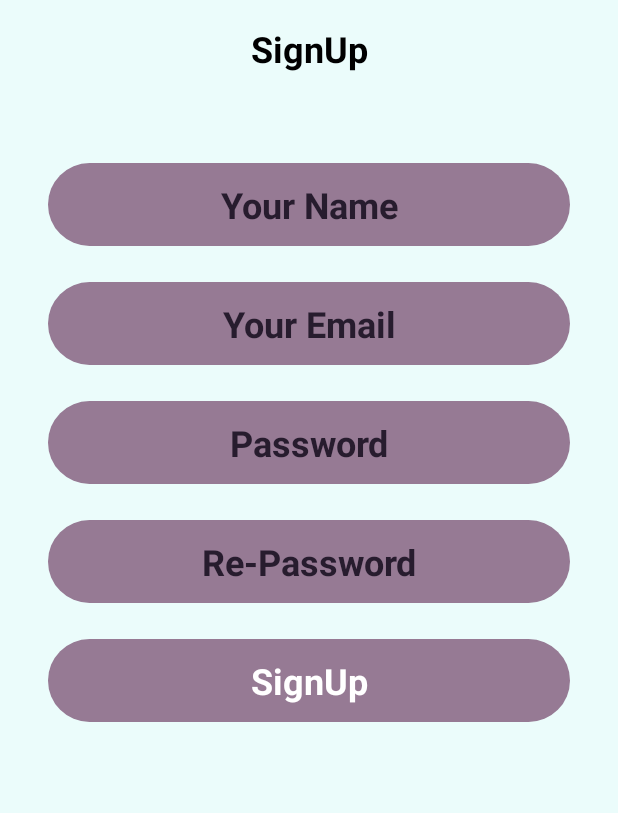
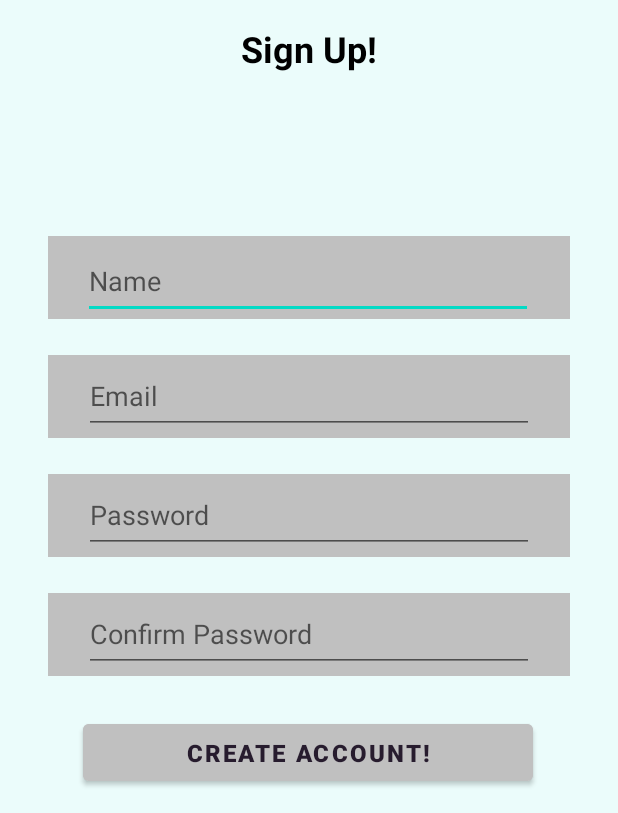
Before and after one commit to Teganj/UncommonClothing, an Android app: the SignUpActivity screen opened directly, with no data from a screen before it, on a phone screen of 412 x 824 dp, the part 423-1236 px from its top. Run offline under Robolectric (Android 15) with nearby library versions, the phone set to English and light mode, and no system bars.

Commit message:
Adding Languages to Signup and main activity

```diff
--- a/app/src/main/java/com/teganjennings/uncommonclothing/SignUpActivity.java
+++ b/app/src/main/java/com/teganjennings/uncommonclothing/SignUpActivity.java
@@ -1,6 +1,9 @@
 package com.teganjennings.uncommonclothing;
 
+import android.content.Intent;
 import android.os.Bundle;
+import android.view.View;
+import android.widget.Button;
 
 import androidx.appcompat.app.AppCompatActivity;
 
@@ -10,6 +13,14 @@ public class SignUpActivity extends AppCompatActivity {
     protected void onCreate(Bundle savedInstanceState) {
         super.onCreate(savedInstanceState);
         setContentView(R.layout.signup_activity);
+
+
+        Button createAccBtn = (Button) findViewById(R.id.signupBtn);
+        createAccBtn.setOnClickListener(new View.OnClickListener() {
+            @Override
+            public void onClick(View v) {
+                startActivity(new Intent(SignUpActivity.this, MainActivity.class));
+            }
+        });
     }
-
 }
--- a/app/src/main/res/layout/activity_main.xml
+++ b/app/src/main/res/layout/activity_main.xml
@@ -30,7 +30,7 @@
         android:drawableStart="@drawable/search"
         android:drawablePadding="10dp"
         android:ems="10"
-        android:hint="Search Clothing"
+        android:hint="@"
         android:inputType="textPersonName"
         android:paddingStart="20dp"
         android:textSize="14sp"
@@ -116,7 +116,7 @@
                         android:id="@+id/logoutTxt"
                         android:layout_width="match_parent"
                         android:layout_height="wrap_content"
-                        android:text="Tops"
+                        android:text="@string/top"
                         android:textAlignment="center"
                         android:textColor="#34346E"
                         android:textSize="18sp" />
@@ -159,7 +159,7 @@
                         android:id="@+id/settingsTxt"
                         android:layout_width="match_parent"
                         android:layout_height="wrap_content"
-                        android:text="Shorts"
+                        android:text="@string/bottoms"
                         android:textAlignment="center"
                         android:textColor="#34346E"
                         android:textSize="18sp" />
@@ -204,7 +204,7 @@
                         android:id="@+id/mapsTxt"
                         android:layout_width="match_parent"
                         android:layout_height="wrap_content"
-                        android:text="Hoodies"
+                        android:text="@string/hoodies"
                         android:textAlignment="center"
                         android:textColor="#34346E"
                         android:textSize="18sp" />
@@ -248,7 +248,7 @@
                         android:id="@+id/inboxTxt"
                         android:layout_width="match_parent"
                         android:layout_height="wrap_content"
-                        android:text="Bottoms"
+                        android:text="@string/jeans"
                         android:textAlignment="center"
                         android:textColor="#34346E"
                         android:textSize="18sp" />
--- a/app/src/main/res/layout/signup_activity.xml
+++ b/app/src/main/res/layout/signup_activity.xml
@@ -1,6 +1,7 @@
 <?xml version="1.0" encoding="utf-8"?>
 <androidx.constraintlayout.widget.ConstraintLayout xmlns:android="http://schemas.android.com/apk/res/android"
     xmlns:app="http://schemas.android.com/apk/res-auto"
+    xmlns:tools="http://schemas.android.com/tools"
     android:layout_width="match_parent"
     android:layout_height="match_parent"
     android:background="#EBFCFB">
@@ -16,11 +17,11 @@
         app:srcCompat="@drawable/logo" />
 
     <TextView
-        android:id="@+id/textView12"
+        android:id="@+id/signUpText"
         android:layout_width="wrap_content"
         android:layout_height="wrap_content"
         android:layout_marginTop="16dp"
-        android:text="SignUp"
+        android:text="@string/signUpText"
         android:textColor="#000000"
         android:textSize="24sp"
         android:textStyle="bold"
@@ -37,24 +38,87 @@
         android:orientation="vertical"
         app:layout_constraintBottom_toBottomOf="parent"
         app:layout_constraintEnd_toEndOf="parent"
-        app:layout_constraintStart_toStartOf="parent"
-        app:layout_constraintTop_toBottomOf="@+id/textView12">
+        app:layout_constraintStart_toStartOf="parent">
 
         <androidx.constraintlayout.widget.ConstraintLayout
             android:layout_width="match_parent"
             android:layout_height="55dp"
             android:layout_marginTop="12dp"
             android:layout_marginBottom="12dp"
-            android:background="@drawable/purple_background">
+            android:background="@drawable/grey_background">
 
-            <TextView
-                android:id="@+id/textView14"
-                android:layout_width="wrap_content"
-                android:layout_height="wrap_content"
-                android:text="Your Name"
-                android:textColor="#271C2E"
-                android:textSize="24sp"
-                android:textStyle="bold"
+            <EditText
+                android:id="@+id/name"
+                android:layout_width="300dp"
+                android:layout_height="50dp"
+                android:ems="10"
+                android:hint="@string/name"
+                android:inputType="textPersonName"
+                app:layout_constraintBottom_toBottomOf="parent"
+                app:layout_constraintEnd_toEndOf="parent"
+                app:layout_constraintHorizontal_bias="0.489"
+                app:layout_constraintStart_toStartOf="parent"
+                app:layout_constraintTop_toTopOf="parent"
+                app:layout_constraintVertical_bias="1.0" />
+
+        </androidx.constraintlayout.widget.ConstraintLayout>
+
+        <androidx.constraintlayout.widget.ConstraintLayout
+            android:layout_width="match_parent"
+            android:layout_height="55dp"
+            android:layout_marginTop="12dp"
+            android:layout_marginBottom="12dp"
+            android:background="@drawable/grey_background">
+
+            <EditText
+                android:id="@+id/email"
+                android:layout_width="300dp"
+                android:layout_height="50dp"
+                android:ems="10"
+                android:hint="@string/email"
+                android:inputType="textEmailAddress"
+                app:layout_constraintBottom_toBottomOf="parent"
+                app:layout_constraintEnd_toEndOf="parent"
+                app:layout_constraintStart_toStartOf="parent"
+                app:layout_constraintTop_toTopOf="parent" />
+
+        </androidx.constraintlayout.widget.ConstraintLayout>
+
+        <androidx.constraintlayout.widget.ConstraintLayout
+            android:layout_width="match_parent"
+            android:layout_height="55dp"
+            android:layout_marginTop="12dp"
+            android:layout_marginBottom="12dp"
+            android:background="@drawable/grey_background">
+
+            <EditText
+                android:id="@+id/password"
+                android:layout_width="300dp"
+                android:layout_height="50dp"
+                android:ems="10"
+                android:hint="@string/password"
+                android:inputType="textPassword"
+                app:layout_constraintBottom_toBottomOf="parent"
+                app:layout_constraintEnd_toEndOf="parent"
+                app:layout_constraintStart_toStartOf="parent"
+                app:layout_constraintTop_toTopOf="parent" />
+
+        </androidx.constraintlayout.widget.ConstraintLayout>
+
+        <androidx.constraintlayout.widget.ConstraintLayout
+            android:layout_width="match_parent"
+            android:layout_height="55dp"
+            android:layout_marginTop="12dp"
+            android:layout_marginBottom="12dp"
+            android:background="@drawable/grey_background">
+
+            <EditText
+                android:id="@+id/confirmPassword"
+                android:layout_width="300dp"
+                android:layout_height="50dp"
+                android:ems="10"
+                android:hint="@string/cpassword"
+                android:inputType="textPassword"
                 app:layout_constraintBottom_toBottomOf="parent"
                 app:layout_constraintEnd_toEndOf="parent"
                 app:layout_constraintStart_toStartOf="parent"
@@ -65,84 +129,23 @@
             android:layout_width="match_parent"
             android:layout_height="55dp"
             android:layout_marginTop="12dp"
-            android:layout_marginBottom="12dp"
-            android:background="@drawable/purple_background">
+            android:layout_marginBottom="12dp">
 
-            <TextView
-                android:id="@+id/textView20"
-                android:layout_width="wrap_content"
-                android:layout_height="wrap_content"
-                android:text="Your Email"
+            <Button
+                android:id="@+id/signupBtn"
+                android:layout_width="300dp"
+                android:layout_height="50dp"
+                android:backgroundTint="#C0C0C0"
+                android:text="@string/createAccount"
                 android:textColor="#271C2E"
-                android:textSize="24sp"
+                android:textSize="16sp"
                 android:textStyle="bold"
                 app:layout_constraintBottom_toBottomOf="parent"
                 app:layout_constraintEnd_toEndOf="parent"
+                app:layout_constraintHorizontal_bias="0.489"
                 app:layout_constraintStart_toStartOf="parent"
-                app:layout_constraintTop_toTopOf="parent" />
-        </androidx.constraintlayout.widget.ConstraintLayout>
-
-        <androidx.constraintlayout.widget.ConstraintLayout
-            android:layout_width="match_parent"
-            android:layout_height="55dp"
-            android:layout_marginTop="12dp"
-            android:layout_marginBottom="12dp"
-            android:background="@drawable/purple_background">
-
-            <TextView
-                android:id="@+id/textView21"
-                android:layout_width="wrap_content"
-                android:layout_height="wrap_content"
-                android:text="Password"
-                android:textColor="#271C2E"
-                android:textSize="24sp"
-                android:textStyle="bold"
-                app:layout_constraintBottom_toBottomOf="parent"
-                app:layout_constraintEnd_toEndOf="parent"
-                app:layout_constraintStart_toStartOf="parent"
-                app:layout_constraintTop_toTopOf="parent" />
-        </androidx.constraintlayout.widget.ConstraintLayout>
-
-        <androidx.constraintlayout.widget.ConstraintLayout
-            android:layout_width="match_parent"
-            android:layout_height="55dp"
-            android:layout_marginTop="12dp"
-            android:layout_marginBottom="12dp"
-            android:background="@drawable/purple_background">
-
-            <TextView
-                android:id="@+id/textView22"
-                android:layout_width="wrap_content"
-                android:layout_height="wrap_content"
-                android:text="Re-Password"
-                android:textColor="#271C2E"
-                android:textSize="24sp"
-                android:textStyle="bold"
-                app:layout_constraintBottom_toBottomOf="parent"
-                app:layout_constraintEnd_toEndOf="parent"
-                app:layout_constraintStart_toStartOf="parent"
-                app:layout_constraintTop_toTopOf="parent" />
-        </androidx.constraintlayout.widget.ConstraintLayout>
-
-        <androidx.constraintlayout.widget.ConstraintLayout
-            android:layout_width="match_parent"
-            android:layout_height="55dp"
-            android:layout_marginTop="12dp"
-            android:layout_marginBottom="12dp"
-            android:background="@drawable/purple_background">
-
-            <TextView
-                android:id="@+id/textView15"
-                android:layout_width="wrap_content"
-                android:layout_height="wrap_content"
-                android:text="SignUp"
-                android:textColor="#ffffff"
-                android:textSize="24sp"
-                android:textStyle="bold"
-                app:layout_constraintBottom_toBottomOf="parent"
-                app:layout_constraintEnd_toEndOf="parent"
-                app:layout_constraintStart_toStartOf="parent"
-                app:layout_constraintTop_toTopOf="parent" />
+                app:layout_constraintTop_toTopOf="parent"
+                app:layout_constraintVertical_bias="0.4" />
         </androidx.constraintlayout.widget.ConstraintLayout>
     </LinearLayout>
 </androidx.constraintlayout.widget.ConstraintLayout>
--- a/app/src/main/res/values/strings.xml
+++ b/app/src/main/res/values/strings.xml
@@ -5,20 +5,28 @@
     <string name="app_name">UncommonClothing</string>
 
     <string name="welcome">Welcome</string>
+    <string name="signUpText">Sign Up!</string>
+    <string name="createAccount">Create Account!</string>
+    <string name="searchBar">Search Clothing</string>
+
+    <string name="name">Name</string>
     <string name="email">Email</string>
     <string name="password">Password</string>
+    <string name="cpassword">Confirm Password</string>
     <string name="login">Login</string>
     <string name="signup">Do not have an account? Sign Up</string>
     <string name="changeLang">Change Language</string>
 
+    <string name="top">Top</string>
+    <string name="bottoms">Bottoms</string>
+    <string name="hoodies">Hoodies</string>
+    <string name="jeans">Jeans</string>
 
     <string name="title_activity_tops_view">TopsViewActivity</string>
-    <!-- Strings used for fragments for navigation -->
     <string name="first_fragment_label">First Fragment</string>
     <string name="second_fragment_label">Second Fragment</string>
     <string name="next">Next</string>
     <string name="previous">Previous</string>
-
     <string name="hello_first_fragment">Hello first fragment</string>
     <string name="hello_second_fragment">Hello second fragment. Arg: %1$s</string>
 </resources>
```
Also changed, not shown: 4 other files.
